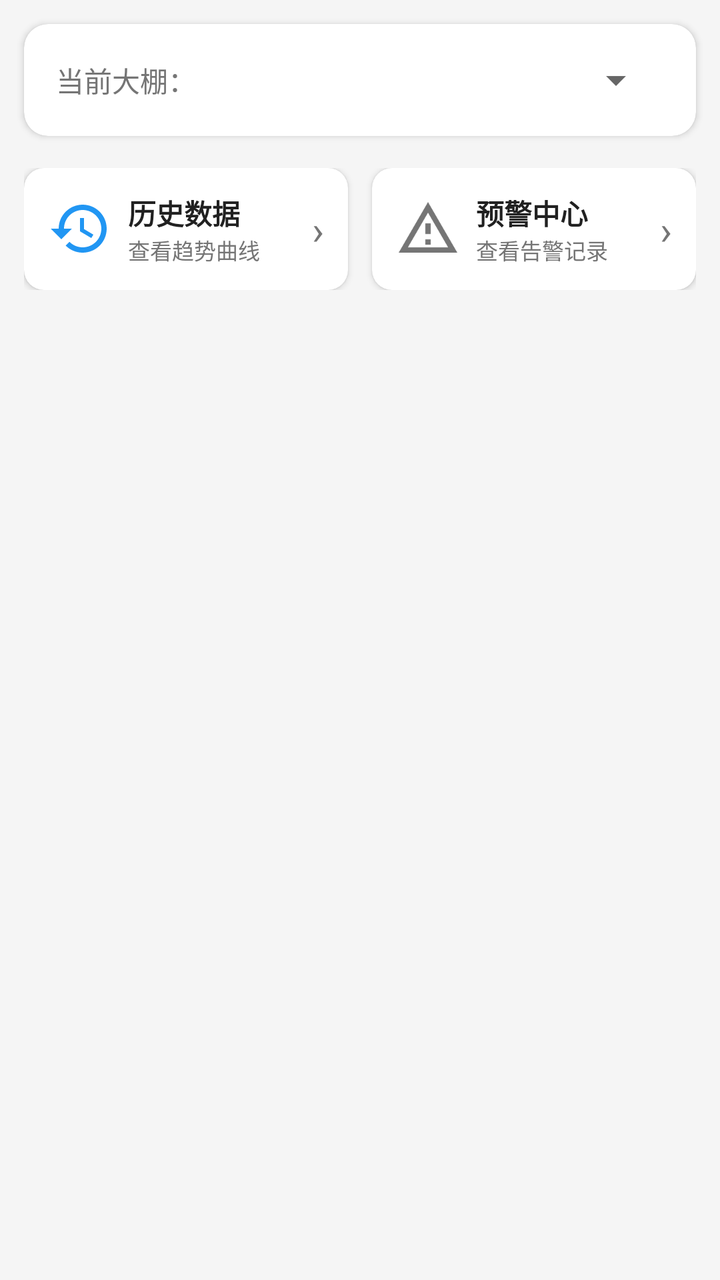
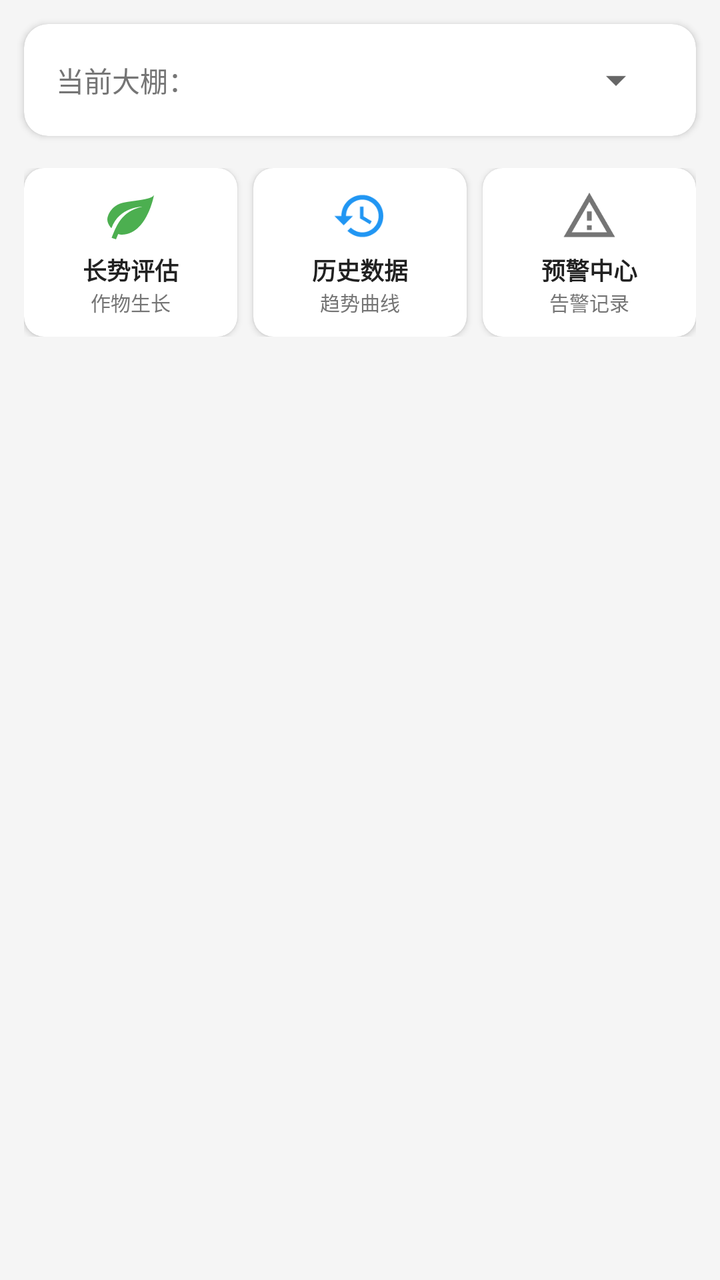

Before-and-after screenshots of an Android layout around one commit, followed by the original layout XML and the change that was made.
<!-- AndroidManifest.xml: application theme Theme.SmartGreenhouse -->
<!-- res/layout/fragment_dashboard.xml -->
<?xml version="1.0" encoding="utf-8"?>
<LinearLayout xmlns:android="http://schemas.android.com/apk/res/android"
    xmlns:app="http://schemas.android.com/apk/res-auto"
    android:layout_width="match_parent"
    android:layout_height="match_parent"
    android:orientation="vertical"
    android:background="@color/background">

    
    <androidx.cardview.widget.CardView
        android:layout_width="match_parent"
        android:layout_height="wrap_content"
        android:layout_margin="12dp"
        app:cardCornerRadius="12dp"
        app:cardElevation="2dp">

        <LinearLayout
            android:layout_width="match_parent"
            android:layout_height="wrap_content"
            android:orientation="vertical"
            android:padding="16dp">

            
            <LinearLayout
                android:layout_width="match_parent"
                android:layout_height="wrap_content"
                android:gravity="center_vertical"
                android:orientation="horizontal">

                <TextView
                    android:layout_width="wrap_content"
                    android:layout_height="wrap_content"
                    android:text="当前大棚："
                    android:textColor="@color/text_secondary"
                    android:textSize="14sp" />

                <Spinner
                    android:id="@+id/spinner_greenhouse"
                    android:layout_width="0dp"
                    android:layout_height="wrap_content"
                    android:layout_weight="1"
                    android:layout_marginStart="8dp" />
            </LinearLayout>

            
            <LinearLayout
                android:id="@+id/layout_health_score"
                android:layout_width="match_parent"
                android:layout_height="wrap_content"
                android:layout_marginTop="12dp"
                android:gravity="center_vertical"
                android:visibility="gone">

                <TextView
                    android:id="@+id/tv_health_score"
                    android:layout_width="60dp"
                    android:layout_height="60dp"
                    android:gravity="center"
                    android:text="--"
                    android:textColor="@android:color/white"
                    android:textSize="22sp"
                    android:textStyle="bold"
                    android:background="@drawable/bg_health_score" />

                <LinearLayout
                    android:layout_width="0dp"
                    android:layout_height="wrap_content"
                    android:layout_weight="1"
                    android:layout_marginStart="12dp"
                    android:orientation="vertical">

                    <TextView
                        android:id="@+id/tv_health_level"
                        android:layout_width="wrap_content"
                        android:layout_height="wrap_content"
                        android:text="--"
                        android:textSize="16sp"
                        android:textStyle="bold" />

                    <TextView
                        android:id="@+id/tv_health_detail"
                        android:layout_width="wrap_content"
                        android:layout_height="wrap_content"
                        android:text="环境 -- | 视觉 --"
                        android:textColor="@color/text_secondary"
                        android:textSize="12sp" />
                </LinearLayout>
            </LinearLayout>
        </LinearLayout>
    </androidx.cardview.widget.CardView>

    
    <LinearLayout
        android:layout_width="match_parent"
        android:layout_height="wrap_content"
        android:orientation="horizontal"
        android:paddingHorizontal="12dp"
        android:paddingTop="4dp">

        
        <androidx.cardview.widget.CardView
            android:id="@+id/card_history_entry"
            android:layout_width="0dp"
            android:layout_height="wrap_content"
            android:layout_weight="1"
            android:layout_marginEnd="6dp"
            app:cardCornerRadius="10dp"
            app:cardElevation="2dp"
            android:clickable="true"
            android:focusable="true"
            android:foreground="?attr/selectableItemBackground">

            <LinearLayout
                android:layout_width="match_parent"
                android:layout_height="wrap_content"
                android:orientation="horizontal"
                android:gravity="center_vertical"
                android:padding="12dp">

                <ImageView
                    android:layout_width="32dp"
                    android:layout_height="32dp"
                    android:src="@drawable/ic_history"
                    android:contentDescription="历史数据" />

                <LinearLayout
                    android:layout_width="0dp"
                    android:layout_height="wrap_content"
                    android:layout_weight="1"
                    android:layout_marginStart="8dp"
                    android:orientation="vertical">

                    <TextView
                        android:layout_width="wrap_content"
                        android:layout_height="wrap_content"
                        android:text="历史数据"
                        android:textColor="@color/on_surface"
                        android:textSize="14sp"
                        android:textStyle="bold" />

                    <TextView
                        android:layout_width="wrap_content"
                        android:layout_height="wrap_content"
                        android:text="查看趋势曲线"
                        android:textColor="@color/text_secondary"
                        android:textSize="11sp" />
                </LinearLayout>

                <TextView
                    android:layout_width="wrap_content"
                    android:layout_height="wrap_content"
                    android:text="›"
                    android:textColor="@color/text_secondary"
                    android:textSize="20sp" />
            </LinearLayout>
        </androidx.cardview.widget.CardView>

        
        <androidx.cardview.widget.CardView
            android:id="@+id/card_alert_entry"
            android:layout_width="0dp"
            android:layout_height="wrap_content"
            android:layout_weight="1"
            android:layout_marginStart="6dp"
            app:cardCornerRadius="10dp"
            app:cardElevation="2dp"
            android:clickable="true"
            android:focusable="true"
            android:foreground="?attr/selectableItemBackground">

            <LinearLayout
                android:layout_width="match_parent"
                android:layout_height="wrap_content"
                android:orientation="horizontal"
                android:gravity="center_vertical"
                android:padding="12dp">

                <ImageView
                    android:layout_width="32dp"
                    android:layout_height="32dp"
                    android:src="@drawable/ic_alert"
                    android:contentDescription="预警" />

                <LinearLayout
                    android:layout_width="0dp"
                    android:layout_height="wrap_content"
                    android:layout_weight="1"
                    android:layout_marginStart="8dp"
                    android:orientation="vertical">

                    <TextView
                        android:layout_width="wrap_content"
                        android:layout_height="wrap_content"
                        android:text="预警中心"
                        android:textColor="@color/on_surface"
                        android:textSize="14sp"
                        android:textStyle="bold" />

                    <TextView
                        android:id="@+id/tv_alert_summary"
                        android:layout_width="wrap_content"
                        android:layout_height="wrap_content"
                        android:text="查看告警记录"
                        android:textColor="@color/text_secondary"
                        android:textSize="11sp" />
                </LinearLayout>

                <TextView
                    android:layout_width="wrap_content"
                    android:layout_height="wrap_content"
                    android:text="›"
                    android:textColor="@color/text_secondary"
                    android:textSize="20sp" />
            </LinearLayout>
        </androidx.cardview.widget.CardView>
    </LinearLayout>

    
    <androidx.recyclerview.widget.RecyclerView
        android:id="@+id/rv_sensors"
        android:layout_width="match_parent"
        android:layout_height="0dp"
        android:layout_weight="1"
        android:paddingHorizontal="8dp"
        android:clipToPadding="false" />

    
    <ProgressBar
        android:id="@+id/progress_bar"
        android:layout_width="wrap_content"
        android:layout_height="wrap_content"
        android:layout_gravity="center"
        android:layout_margin="16dp"
        android:visibility="gone" />

</LinearLayout>
<!-- resources referenced by this layout -->
<resources>
  <color name="background">#FFF5F5F5</color>
  <color name="on_surface">#FF212121</color>
  <color name="text_secondary">#FF757575</color>
  <!-- drawable bg_health_score (drawable) -->
  <?xml version="1.0" encoding="utf-8"?>
  <shape xmlns:android="http://schemas.android.com/apk/res/android"
      android:shape="oval">
      <solid android:color="@color/primary" />
  </shape>
  <!-- drawable ic_alert (drawable) -->
  <?xml version="1.0" encoding="utf-8"?>
  <vector xmlns:android="http://schemas.android.com/apk/res/android"
      android:width="24dp" android:height="24dp"
      android:viewportWidth="24" android:viewportHeight="24">
      <path android:fillColor="#FF757575"
          android:pathData="M12,2L1,21h22L12,2zM12,6l7.53,13H4.47L12,6zM11,10v4h2v-4H11zM11,16v2h2v-2H11z" />
  </vector>
  <!-- drawable ic_history (drawable) -->
  <?xml version="1.0" encoding="utf-8"?>
  <vector xmlns:android="http://schemas.android.com/apk/res/android"
      android:width="24dp"
      android:height="24dp"
      android:viewportWidth="24"
      android:viewportHeight="24"
      android:tint="#2196F3">
      <path android:fillColor="@android:color/white"
          android:pathData="M13,3c-4.97,0 -9,4.03 -9,9H1l3.89,3.89 0.07,0.14L9,12H6c0,-3.87 3.13,-7 7,-7s7,3.13 7,7 -3.13,7 -7,7c-1.93,0 -3.68,-0.79 -4.94,-2.06l-1.42,1.42C8.27,19.99 10.51,21 13,21c4.97,0 9,-4.03 9,-9s-4.03,-9 -9,-9zM12,8v5l4.25,2.52 0.77,-1.28 -3.52,-2.09L13.5,8H12z" />
  </vector>
  <style name="Theme.SmartGreenhouse" parent="Theme.MaterialComponents.Light.NoActionBar">
          <item name="colorPrimary">@color/primary</item>
          <item name="colorPrimaryDark">@color/primary_dark</item>
          <item name="colorAccent">@color/accent</item>
          <item name="android:statusBarColor">@color/primary_dark</item>
          <item name="android:navigationBarColor">@color/surface</item>
          <item name="android:windowBackground">@color/background</item>
      </style>
  <color name="primary">#FF4CAF50</color>
  <color name="primary_dark">#FF388E3C</color>
  <color name="accent">#FF00BCD4</color>
  <color name="surface">#FFFFFFFF</color>
</resources>

<!-- the commit's change to res/layout/fragment_dashboard.xml (unified diff, before → after) -->
@@ -99,11 +99,11 @@
 
         
         <androidx.cardview.widget.CardView
-            android:id="@+id/card_history_entry"
+            android:id="@+id/card_growth_entry"
             android:layout_width="0dp"
             android:layout_height="wrap_content"
             android:layout_weight="1"
-            android:layout_marginEnd="6dp"
+            android:layout_marginEnd="4dp"
             app:cardCornerRadius="10dp"
             app:cardElevation="2dp"
             android:clickable="true"
@@ -113,55 +113,41 @@
             <LinearLayout
                 android:layout_width="match_parent"
                 android:layout_height="wrap_content"
-                android:orientation="horizontal"
-                android:gravity="center_vertical"
-                android:padding="12dp">
+                android:orientation="vertical"
+                android:gravity="center"
+                android:padding="10dp">
 
                 <ImageView
-                    android:layout_width="32dp"
-                    android:layout_height="32dp"
-                    android:src="@drawable/ic_history"
-                    android:contentDescription="历史数据" />
-
-                <LinearLayout
-                    android:layout_width="0dp"
-                    android:layout_height="wrap_content"
-                    android:layout_weight="1"
-                    android:layout_marginStart="8dp"
-                    android:orientation="vertical">
-
-                    <TextView
-                        android:layout_width="wrap_content"
-                        android:layout_height="wrap_content"
-                        android:text="历史数据"
-                        android:textColor="@color/on_surface"
-                        android:textSize="14sp"
-                        android:textStyle="bold" />
-
-                    <TextView
-                        android:layout_width="wrap_content"
-                        android:layout_height="wrap_content"
-                        android:text="查看趋势曲线"
-                        android:textColor="@color/text_secondary"
-                        android:textSize="11sp" />
-                </LinearLayout>
-
-                <TextView
-                    android:layout_width="wrap_content"
-                    android:layout_height="wrap_content"
-                    android:text="›"
-                    android:textColor="@color/text_secondary"
-                    android:textSize="20sp" />
+                    android:layout_width="28dp"
+                    android:layout_height="28dp"
+                    android:src="@drawable/ic_growth"
+                    android:contentDescription="长势评估" />
+
+                <TextView
+                    android:layout_width="wrap_content"
+                    android:layout_height="wrap_content"
+                    android:text="长势评估"
+                    android:textColor="@color/on_surface"
+                    android:textSize="12sp"
+                    android:textStyle="bold"
+                    android:layout_marginTop="4dp" />
+
+                <TextView
+                    android:layout_width="wrap_content"
+                    android:layout_height="wrap_content"
+                    android:text="作物生长"
+                    android:textColor="@color/text_secondary"
+                    android:textSize="10sp" />
             </LinearLayout>
         </androidx.cardview.widget.CardView>
 
         
         <androidx.cardview.widget.CardView
-            android:id="@+id/card_alert_entry"
+            android:id="@+id/card_history_entry"
             android:layout_width="0dp"
             android:layout_height="wrap_content"
             android:layout_weight="1"
-            android:layout_marginStart="6dp"
+            android:layout_marginHorizontal="4dp"
             app:cardCornerRadius="10dp"
             app:cardElevation="2dp"
             android:clickable="true"
@@ -171,46 +157,75 @@
             <LinearLayout
                 android:layout_width="match_parent"
                 android:layout_height="wrap_content"
-                android:orientation="horizontal"
-                android:gravity="center_vertical"
-                android:padding="12dp">
+                android:orientation="vertical"
+                android:gravity="center"
+                android:padding="10dp">
 
                 <ImageView
-                    android:layout_width="32dp"
-                    android:layout_height="32dp"
+                    android:layout_width="28dp"
+                    android:layout_height="28dp"
+                    android:src="@drawable/ic_history"
+                    android:contentDescription="历史数据" />
+
+                <TextView
+                    android:layout_width="wrap_content"
+                    android:layout_height="wrap_content"
+                    android:text="历史数据"
+                    android:textColor="@color/on_surface"
+                    android:textSize="12sp"
+                    android:textStyle="bold"
+                    android:layout_marginTop="4dp" />
+
+                <TextView
+                    android:layout_width="wrap_content"
+                    android:layout_height="wrap_content"
+                    android:text="趋势曲线"
+                    android:textColor="@color/text_secondary"
+                    android:textSize="10sp" />
+            </LinearLayout>
+        </androidx.cardview.widget.CardView>
+
+        
+        <androidx.cardview.widget.CardView
+            android:id="@+id/card_alert_entry"
+            android:layout_width="0dp"
+            android:layout_height="wrap_content"
+            android:layout_weight="1"
+            android:layout_marginStart="4dp"
+            app:cardCornerRadius="10dp"
+            app:cardElevation="2dp"
+            android:clickable="true"
+            android:focusable="true"
+            android:foreground="?attr/selectableItemBackground">
+
+            <LinearLayout
+                android:layout_width="match_parent"
+                android:layout_height="wrap_content"
+                android:orientation="vertical"
+                android:gravity="center"
+                android:padding="10dp">
+
+                <ImageView
+                    android:layout_width="28dp"
+                    android:layout_height="28dp"
                     android:src="@drawable/ic_alert"
                     android:contentDescription="预警" />
 
-                <LinearLayout
-                    android:layout_width="0dp"
-                    android:layout_height="wrap_content"
-                    android:layout_weight="1"
-                    android:layout_marginStart="8dp"
-                    android:orientation="vertical">
-
-                    <TextView
-                        android:layout_width="wrap_content"
-                        android:layout_height="wrap_content"
-                        android:text="预警中心"
-                        android:textColor="@color/on_surface"
-                        android:textSize="14sp"
-                        android:textStyle="bold" />
-
-                    <TextView
-                        android:id="@+id/tv_alert_summary"
-                        android:layout_width="wrap_content"
-                        android:layout_height="wrap_content"
-                        android:text="查看告警记录"
-                        android:textColor="@color/text_secondary"
-                        android:textSize="11sp" />
-                </LinearLayout>
-
-                <TextView
-                    android:layout_width="wrap_content"
-                    android:layout_height="wrap_content"
-                    android:text="›"
-                    android:textColor="@color/text_secondary"
-                    android:textSize="20sp" />
+                <TextView
+                    android:layout_width="wrap_content"
+                    android:layout_height="wrap_content"
+                    android:text="预警中心"
+                    android:textColor="@color/on_surface"
+                    android:textSize="12sp"
+                    android:textStyle="bold"
+                    android:layout_marginTop="4dp" />
+
+                <TextView
+                    android:layout_width="wrap_content"
+                    android:layout_height="wrap_content"
+                    android:text="告警记录"
+                    android:textColor="@color/text_secondary"
+                    android:textSize="10sp" />
             </LinearLayout>
         </androidx.cardview.widget.CardView>
     </LinearLayout>
<!-- resource entries referenced after the edit -->
@@ -16,6 +16,18 @@
       android:viewportWidth="24" android:viewportHeight="24">
       <path android:fillColor="#FF757575"
           android:pathData="M12,2L1,21h22L12,2zM12,6l7.53,13H4.47L12,6zM11,10v4h2v-4H11zM11,16v2h2v-2H11z" />
+  </vector>
+  <!-- drawable ic_growth (drawable) -->
+  <?xml version="1.0" encoding="utf-8"?>
+  <vector xmlns:android="http://schemas.android.com/apk/res/android"
+      android:width="24dp"
+      android:height="24dp"
+      android:viewportWidth="24"
+      android:viewportHeight="24">
+      
+      <path
+          android:fillColor="#4CAF50"
+          android:pathData="M17,8C8,10 5.9,16.17 3.82,21.34L5.71,22L6.66,19.7C7.14,19.87 7.64,20 8,20C19,20 22,3 22,3C21,5 14,5.25 9,6.25C4,7.25 2,11.5 2,13.5C2,15.5 3.75,17.25 3.75,17.25C7,8 17,8 17,8Z" />
   </vector>
   <!-- drawable ic_history (drawable) -->
   <?xml version="1.0" encoding="utf-8"?>
